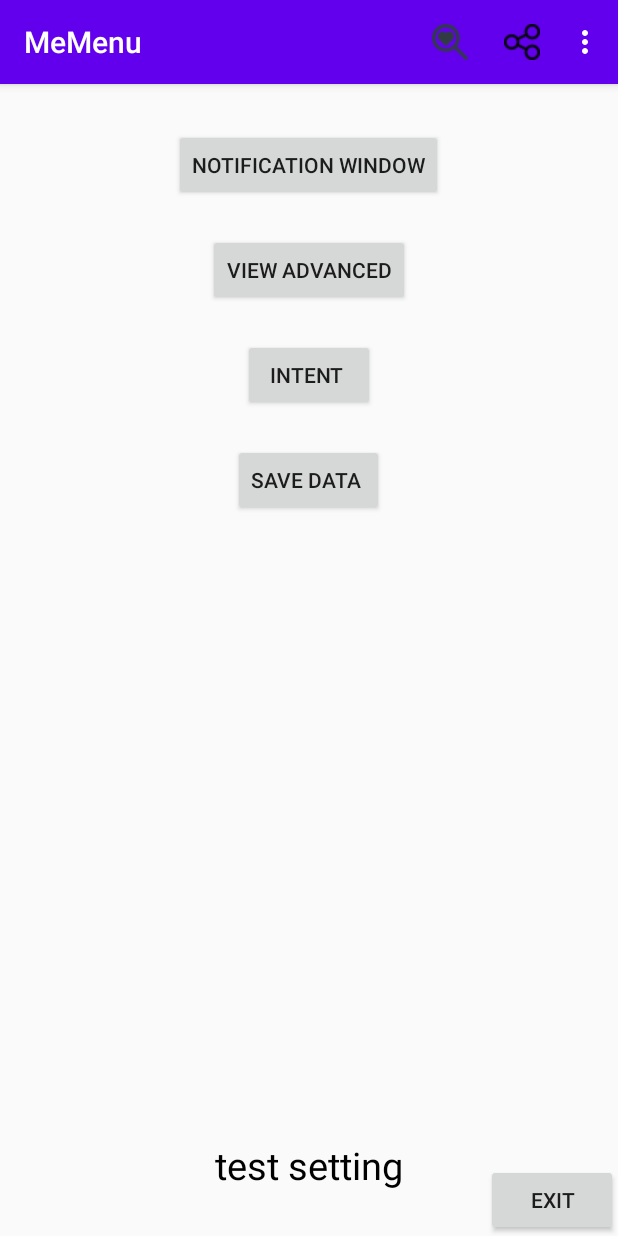
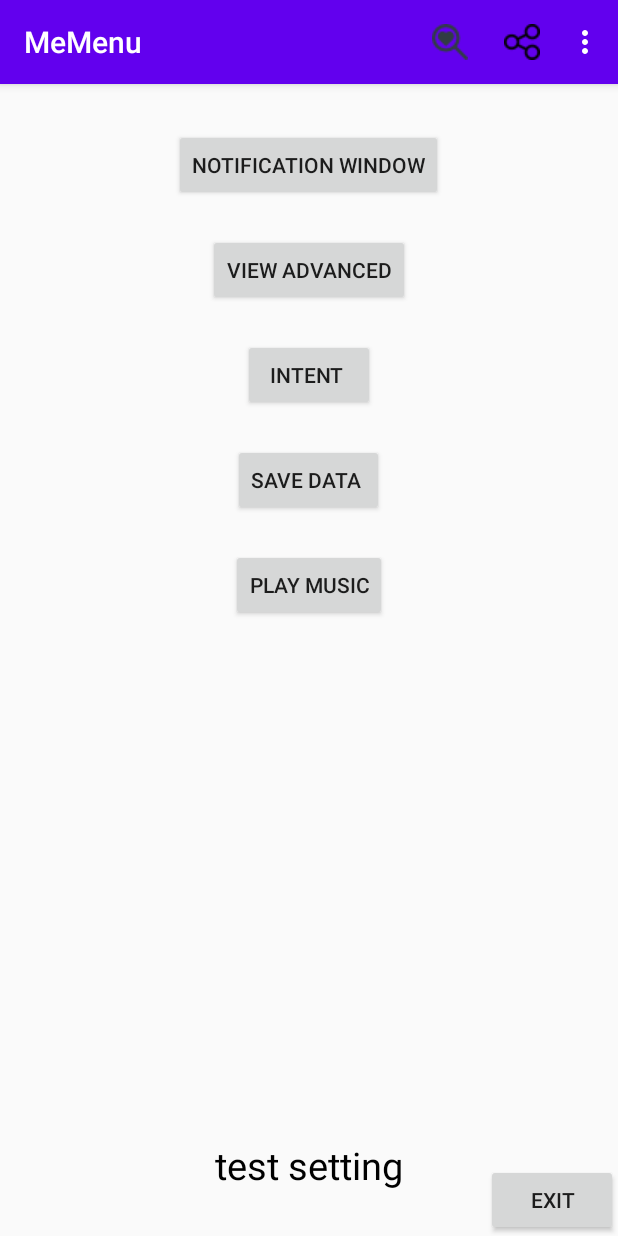
Before and after one commit to nguyenchien1912/AndroidKnowledge, an Android app: the screen it shows after launch (MainActivity), in the options menu, after a tap on "Setting", on a phone screen of 412 x 824 dp. Run offline under Robolectric (Android 15) with nearby library versions, the phone set to English and light mode, and no system bars; our stand-ins replace ButterKnife; libraries missing offline, so code that uses them is left out: com.amulyakhare.textdrawable; 1 statement that could not run was skipped.

Commit message:
update play music

```diff
--- a/app/build.gradle
+++ b/app/build.gradle
@@ -44,4 +44,6 @@ dependencies {
 
     implementation 'com.android.support:design:29.1.0'
     implementation 'com.android.support:support-v4:29.1.0'
+
+    compile 'com.alvinhkh:TextDrawable:c1c2b5b'
 }
--- a/app/src/main/java/com/example/androidknowledge/MainActivity.java
+++ b/app/src/main/java/com/example/androidknowledge/MainActivity.java
@@ -13,6 +13,7 @@ import androidx.appcompat.app.ActionBar;
 import androidx.appcompat.app.AlertDialog;
 
 import com.example.androidknowledge.Intent.IntentActivity;
+import com.example.androidknowledge.PlayMusic.PlayMusic;
 import com.example.androidknowledge.SaveData.InternalStorage;
 
 import butterknife.BindView;
@@ -36,6 +37,9 @@ public class MainActivity extends BaseActivity {
 
     @BindView(R.id.save_data)
     Button savedata;
+
+    @BindView(R.id.play_music)
+    Button playmusic;
     @Override
     protected int getLayoutRes() {
         return R.layout.activity_main;
@@ -48,6 +52,7 @@ public class MainActivity extends BaseActivity {
         ViewAdvanced();
         TestIntent();
         SaveData();
+        playMusic();
         Exit();
 
     }
@@ -90,7 +95,7 @@ public class MainActivity extends BaseActivity {
                 builder.setPositiveButton("YES", new DialogInterface.OnClickListener() {
                     @Override
                     public void onClick(DialogInterface dialog, int which) {
-                        finish();
+                        System.exit(0);
                     }
                 });
                 builder.setNegativeButton("NO", new DialogInterface.OnClickListener() {
@@ -151,6 +156,15 @@ public class MainActivity extends BaseActivity {
         });
     }
 
+    private void playMusic()
+    {
+        playmusic.setOnClickListener(new View.OnClickListener() {
+            @Override
+            public void onClick(View v) {
+                startActivity(new Intent(MainActivity.this, PlayMusic.class));
+            }
+        });
+    }
 
     private void setTitle()
     {
--- a/app/src/main/java/com/example/androidknowledge/NotificationWindow/Login.java
+++ b/app/src/main/java/com/example/androidknowledge/NotificationWindow/Login.java
@@ -9,10 +9,7 @@ import android.widget.Button;
 import android.widget.CheckBox;
 import android.widget.EditText;
 
-import androidx.appcompat.app.ActionBar;
 import androidx.appcompat.app.AlertDialog;
-import androidx.appcompat.app.AppCompatActivity;
-
 import com.example.androidknowledge.R;
 
 public class Login extends Activity {
--- /dev/null
+++ b/app/src/main/java/com/example/androidknowledge/PlayMusic/PlayMusic.java
@@ -0,0 +1,198 @@
+package com.example.androidknowledge.PlayMusic;
+
+import android.content.Context;
+import android.graphics.Color;
+import android.graphics.drawable.Drawable;
+import android.media.AudioManager;
+import android.media.MediaPlayer;
+import android.net.Uri;
+import android.os.Handler;
+import android.view.View;
+import android.widget.ImageButton;
+import android.widget.SeekBar;
+import android.widget.TextView;
+
+import com.amulyakhare.textdrawable.TextDrawable;
+import com.example.androidknowledge.BaseActivity;
+import com.example.androidknowledge.R;
+
+
+import java.io.IOException;
+import java.util.concurrent.TimeUnit;
+
+import butterknife.BindView;
+
+public class PlayMusic extends BaseActivity {
+
+    @BindView(R.id.image_play)
+    ImageButton play;
+
+    @BindView(R.id.image_backward)
+    ImageButton backward;
+
+    @BindView(R.id.image_forward)
+    ImageButton forward;
+
+    @BindView(R.id.time_music)
+    SeekBar seekbar;
+
+
+
+    private MediaPlayer mediaPlayer;
+
+    private String s,m,valueS,valueM;
+    private Handler myHandler = new Handler();
+    private double startTime = 0;
+    private double finalTime = 0;
+    public static int oneTimeOnly = 0;
+    @Override
+    protected int getLayoutRes() {
+        return R.layout.activity_play_music;
+    }
+
+    @Override
+    protected void setupListener() {
+        creat();
+        setImage();
+        Play();
+        setTime();
+        MediaPlayerNext();
+
+
+    }
+
+    private void MediaPlayerNext() {
+        mediaPlayer.setOnCompletionListener(new MediaPlayer.OnCompletionListener() {
+            @Override
+            public void onCompletion(MediaPlayer mp) {
+                mediaPlayer.start();
+
+            }
+        });
+    }
+
+    @Override
+    protected void populateData() {
+        HideTitle();
+    }
+
+    private void setImage()
+    {
+        play.setBackground(null);
+        backward.setBackground(null);
+        forward.setBackground(null);
+    }
+
+    private void Play()
+    {
+
+        updateTime(0);
+        play.setOnClickListener(new View.OnClickListener() {
+            @Override
+            public void onClick(View v) {
+                if (mediaPlayer.isPlaying())
+                {
+                    mediaPlayer.pause();
+                    play.setImageResource(R.drawable.play);
+
+                }
+                else
+                {
+                    mediaPlayer.start();
+                    play.setImageResource(R.drawable.pause);
+
+                    startTime = mediaPlayer.getCurrentPosition();
+                    finalTime = mediaPlayer.getDuration();
+                    if (oneTimeOnly == 0) {
+                        seekbar.setMax((int) finalTime);
+                        oneTimeOnly = 1;
+                    }
+
+//                    seekbar.setProgress((int)startTime);
+                    myHandler.postDelayed(UpdateSongTime,100);
+                }
+            }
+        });
+
+    }
+
+    private Runnable UpdateSongTime = new Runnable() {
+        public void run() {
+            startTime = mediaPlayer.getCurrentPosition();
+            finalTime = mediaPlayer.getDuration();
+
+            updateTime((int) startTime);
+            seekbar.setProgress((int)startTime);
+            myHandler.postDelayed(this, 100);
+        }
+    };
+    private void updateTime(int up)
+    {
+
+
+        s = String.format("%d",TimeUnit.MILLISECONDS.toSeconds((long) up) -
+                TimeUnit.MINUTES.toSeconds(TimeUnit.MILLISECONDS.toMinutes((long) up)));
+        if(Integer.parseInt(s)<=9)
+        {
+            s = "0" + s;
+        }
+        m = String.format("%d",
+                TimeUnit.MILLISECONDS.toMinutes((long) up)
+        );
+
+        valueS = String.format("%d",TimeUnit.MILLISECONDS.toSeconds((long) finalTime) -
+                TimeUnit.MINUTES.toSeconds(TimeUnit.MILLISECONDS.toMinutes((long) finalTime)));
+
+        if (Integer.parseInt(valueS) <=9)
+        {
+            valueS = "0" + valueS;
+        }
+        valueM = String.format("%d",
+                TimeUnit.MILLISECONDS.toMinutes((long) finalTime));
+
+//        tvStartTime.setText(m + ":" + s + "/" + valueM + ":" + valueS);
+
+        Drawable drawable = new TextDrawable.Builder()
+                .setWidth(120)
+                .setHeight(35)
+                .setColor(Color.GREEN)
+                .setShape(TextDrawable.SHAPE_ROUND_RECT)
+                .setRadius(100)
+                .setText(m + ":" + s + "/" + valueM + ":" + valueS)
+                .setFontSize(23 )
+                .build();
+        seekbar.setThumb(drawable);
+
+    }
+
+    private void setTime()
+    {
+
+        seekbar.setOnSeekBarChangeListener(new SeekBar.OnSeekBarChangeListener() {
+            int time = 0;
+            @Override
+            public void onProgressChanged(SeekBar seekBar, int progress, boolean fromUser) {
+                time = progress;
+                updateTime(time);
+
+            }
+
+            @Override
+            public void onStartTrackingTouch(SeekBar seekBar) {
+
+            }
+
+            @Override
+            public void onStopTrackingTouch(SeekBar seekBar) {
+                mediaPlayer.seekTo(time);
+            }
+        });
+    }
+
+    private void creat()
+    {
+        mediaPlayer = new MediaPlayer();
+        mediaPlayer = MediaPlayer.create(this,R.raw.thuan_theo_y_troi );
+
+    }
+}
--- a/app/src/main/res/layout/activity_main.xml
+++ b/app/src/main/res/layout/activity_main.xml
@@ -45,6 +45,16 @@
         android:layout_marginLeft="100dp"
         android:layout_marginTop="240dp"
         android:text="save data " />
+    <Button
+        android:id="@+id/play_music"
+        android:layout_centerHorizontal="true"
+        android:layout_width="wrap_content"
+        android:layout_height="wrap_content"
+        android:layout_alignParentTop="true"
+        android:layout_marginStart="65dp"
+        android:layout_marginLeft="100dp"
+        android:layout_marginTop="310dp"
+        android:text="play music" />
 
     <Button
         android:id="@+id/exit"
--- a/build.gradle
+++ b/build.gradle
@@ -8,7 +8,7 @@ buildscript {
 
     }
     dependencies {
-        classpath 'com.android.tools.build:gradle:3.6.0-rc02'
+        classpath 'com.android.tools.build:gradle:3.6.1'
 
 
         // NOTE: Do not place your application dependencies here; they belong
@@ -18,6 +18,7 @@ buildscript {
 
 allprojects {
     repositories {
+        maven { url "https://jitpack.io" }
         google()
         jcenter()
 
```
Also changed, not shown: app/src/main/AndroidManifest.xml (+7 -0 lines), app/src/main/res/layout/activity_play_music.xml (added, +50 -0 lines), app/src/main/res/drawable/forward.png (added), app/src/main/res/drawable/pause.png (added), app/src/main/res/drawable/play.png (added), app/src/main/res/drawable/rewind.png (added), 1 other file.
